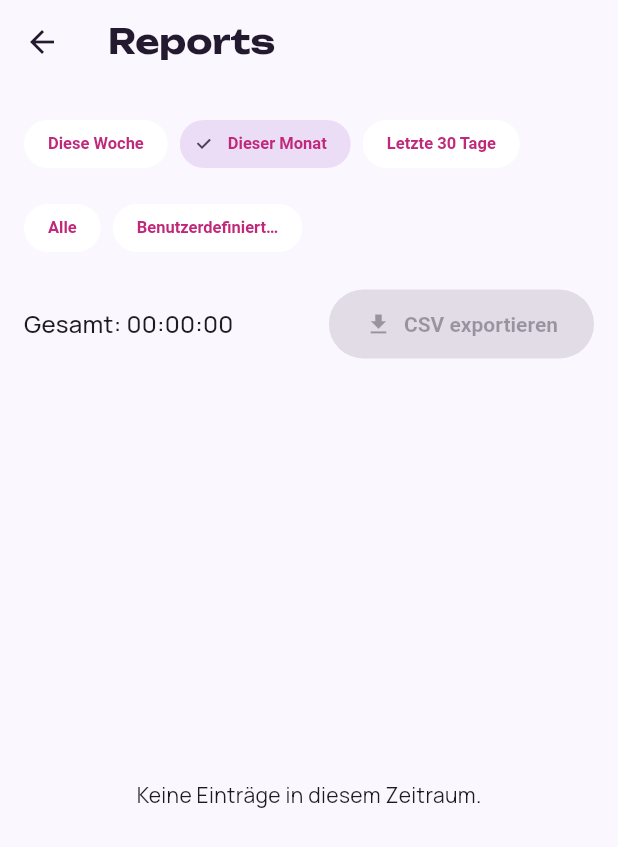
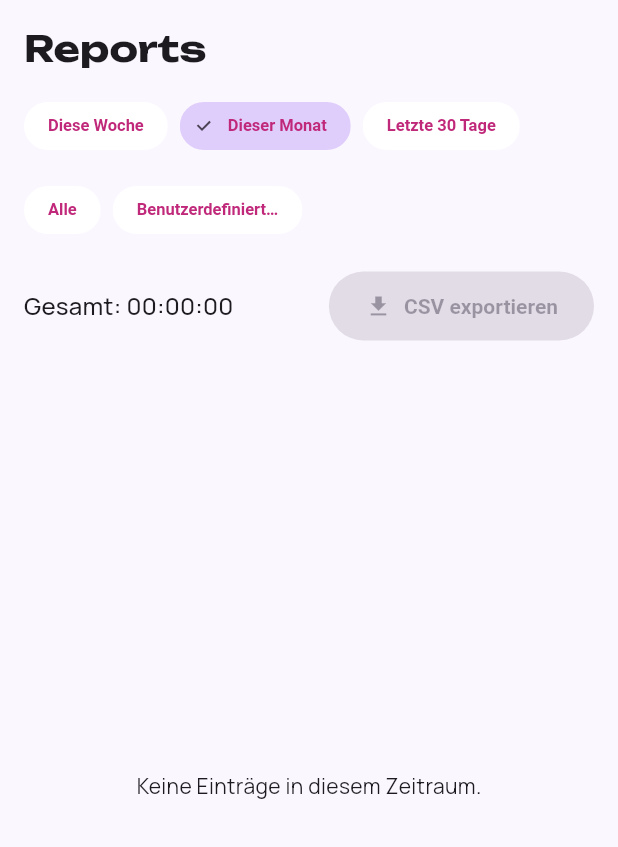
Before and after one commit to mordilion/Hickory, a Flutter app: the ReportsScreen widget shown alone on an empty page, opened directly, on a phone screen of 412 x 824 dp. Shown: the top 847 px of the screen. Run offline on Flutter 3.47's test engine with Material 3 defaults, Android fonts, the phone set to English and light mode, and no system bars; our stand-ins replace csv, drift, file_picker, flutter_riverpod, google_fonts, plugin_platform_interface and 2 more; accounts and stored records are empty; generated files the repository leaves out were written again.

Commit message:
Restyle ReportsScreen for Electric Violet; drop its Scaffold/AppBar

```diff
--- a/lib/features/reports/reports_screen.dart
+++ b/lib/features/reports/reports_screen.dart
@@ -6,6 +6,7 @@ import 'package:flutter/material.dart';
 import 'package:flutter_riverpod/flutter_riverpod.dart';
 
 import '../../core/format/duration_format.dart';
+import '../../core/theme/hickory_colors.dart';
 import '../../data/drift/database.dart';
 import 'csv_export.dart';
 import 'report_calculations.dart';
@@ -66,38 +67,23 @@ class _ReportsScreenState extends ConsumerState<ReportsScreen> {
   Widget build(BuildContext context) {
     final entriesAsync = ref.watch(reportEntriesProvider);
     final projectsAsync = ref.watch(reportProjectsProvider);
+    final tokens = HickoryColors.of(context);
 
-    return Scaffold(
-      appBar: AppBar(title: const Text('Reports')),
-      body: Padding(
+    return Padding(
       padding: const EdgeInsets.all(16),
       child: Column(
         crossAxisAlignment: CrossAxisAlignment.start,
         children: [
+          Text('Reports', style: Theme.of(context).textTheme.headlineSmall),
+          const SizedBox(height: 12),
           Wrap(
             spacing: 8,
             runSpacing: 8,
             children: [
-                ChoiceChip(
-                  label: const Text('Diese Woche'),
-                  selected: _selectedPreset == ReportRangePreset.thisWeek,
-                  onSelected: (_) => _selectPreset(ReportRangePreset.thisWeek),
-                ),
-                ChoiceChip(
-                  label: const Text('Dieser Monat'),
-                  selected: _selectedPreset == ReportRangePreset.thisMonth,
-                  onSelected: (_) => _selectPreset(ReportRangePreset.thisMonth),
-                ),
-                ChoiceChip(
-                  label: const Text('Letzte 30 Tage'),
-                  selected: _selectedPreset == ReportRangePreset.last30Days,
-                  onSelected: (_) => _selectPreset(ReportRangePreset.last30Days),
-                ),
-                ChoiceChip(
-                  label: const Text('Alle'),
-                  selected: _selectedPreset == ReportRangePreset.all,
-                  onSelected: (_) => _selectPreset(ReportRangePreset.all),
-                ),
+              _presetChip('Diese Woche', ReportRangePreset.thisWeek, tokens),
+              _presetChip('Dieser Monat', ReportRangePreset.thisMonth, tokens),
+              _presetChip('Letzte 30 Tage', ReportRangePreset.last30Days, tokens),
+              _presetChip('Alle', ReportRangePreset.all, tokens),
               ActionChip(
                 label: const Text('Benutzerdefiniert…'),
                 onPressed: _selectCustomRange,
@@ -126,7 +112,16 @@ class _ReportsScreenState extends ConsumerState<ReportsScreen> {
           ],
         ],
       ),
-      ),
+    );
+  }
+
+  Widget _presetChip(String label, ReportRangePreset preset, HickoryColors tokens) {
+    final selected = _selectedPreset == preset;
+    return ChoiceChip(
+      label: Text(label),
+      selected: selected,
+      selectedColor: tokens.navActiveIcon.withValues(alpha: 0.22),
+      onSelected: (_) => _selectPreset(preset),
     );
   }
 }
@@ -171,10 +166,15 @@ class _ReportBody extends StatelessWidget {
                     final amount = total.amountCents == null
                         ? null
                         : '${(total.amountCents! / 100).toStringAsFixed(2)} ${total.currency ?? ''}';
-                    return ListTile(
+                    return Card(
+                      margin: const EdgeInsets.only(bottom: 8),
+                      shape: const StadiumBorder(),
+                      child: ListTile(
+                        shape: const StadiumBorder(),
                         title: Text(total.projectName),
                         subtitle: amount == null ? null : Text(amount),
                         trailing: Text(formatDuration(total.duration)),
+                      ),
                     );
                   },
                 ),
```
Lines whose indentation alone changed are shown as unchanged.
